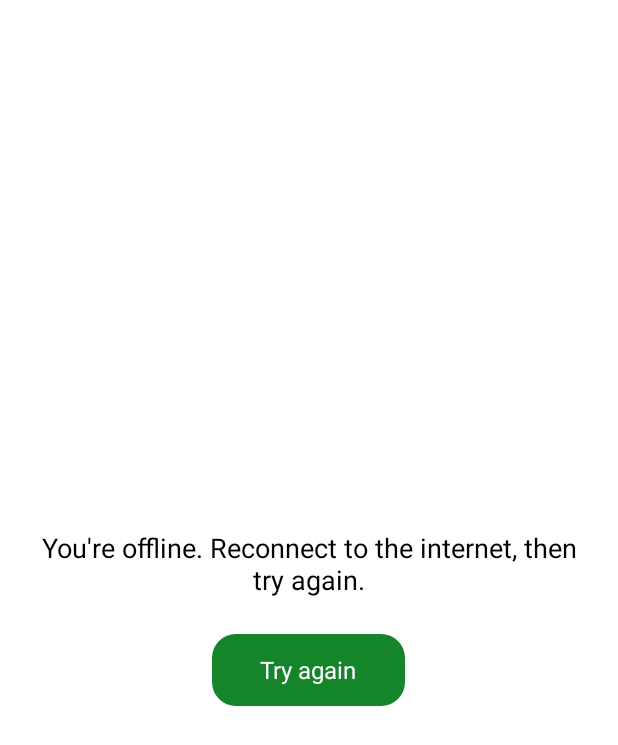
After one commit to maevsi/android, an Android app: the layout activity_offline.xml on its own in the app's theme, with its tools: preview values and no code run, on a phone screen of 412 x 824 dp. The commit adds this screen. Shown: the top 745 px of the screen. Run offline under Robolectric (Android 15) with nearby library versions, the phone set to English and light mode, and no system bars.

Commit message:
feat(offline): show a hint on a first launch without internet (#87)

```diff
--- a/app/src/main/AndroidManifest.xml
+++ b/app/src/main/AndroidManifest.xml
@@ -23,6 +23,7 @@
      the abbreviated format. -->
 <manifest xmlns:android="http://schemas.android.com/apk/res/android">
 
+    <uses-permission android:name="android.permission.ACCESS_NETWORK_STATE" />
     <uses-permission android:name="android.permission.POST_NOTIFICATIONS" />
 
     <application
--- /dev/null
+++ b/app/src/main/res/drawable/offline_retry_button.xml
@@ -0,0 +1,11 @@
+<?xml version="1.0" encoding="utf-8"?>
+<!-- mirrors the web app's action-primary and action-primary-hover colors -->
+<ripple xmlns:android="http://schemas.android.com/apk/res/android"
+    android:color="#117a23">
+    <item>
+        <shape android:shape="rectangle">
+            <corners android:radius="16dp" />
+            <solid android:color="#15852a" />
+        </shape>
+    </item>
+</ripple>
--- /dev/null
+++ b/app/src/main/res/layout/activity_offline.xml
@@ -0,0 +1,34 @@
+<?xml version="1.0" encoding="utf-8"?>
+<LinearLayout xmlns:android="http://schemas.android.com/apk/res/android"
+    android:layout_width="match_parent"
+    android:layout_height="match_parent"
+    android:background="@color/backgroundColor"
+    android:fitsSystemWindows="true"
+    android:gravity="center"
+    android:orientation="vertical">
+
+    <!-- margins instead of padding on the root, as fitsSystemWindows replaces that padding with the system bar insets -->
+    <TextView
+        android:id="@+id/offlineMessage"
+        android:layout_width="wrap_content"
+        android:layout_height="wrap_content"
+        android:layout_marginStart="24dp"
+        android:layout_marginEnd="24dp"
+        android:gravity="center"
+        android:text="@string/offlineMessage"
+        android:textColor="@color/offlineTextColor"
+        android:textSize="18sp" />
+
+    <Button
+        android:id="@+id/retryButton"
+        android:layout_width="wrap_content"
+        android:layout_height="wrap_content"
+        android:layout_marginTop="24dp"
+        android:background="@drawable/offline_retry_button"
+        android:minHeight="48dp"
+        android:paddingStart="32dp"
+        android:paddingEnd="32dp"
+        android:text="@string/offlineRetry"
+        android:textColor="#ffffff"
+        android:textSize="16sp" />
+</LinearLayout>
--- a/app/src/main/res/values-night/colors.xml
+++ b/app/src/main/res/values-night/colors.xml
@@ -2,4 +2,5 @@
 <resources>
     <!-- splash screen background, mirrors TwaManifest.themeColorDark in app/build.gradle.kts -->
     <color name="backgroundColor">#191911</color>
+    <color name="offlineTextColor">#ffffff</color>
 </resources>
--- a/app/src/main/res/values/colors.xml
+++ b/app/src/main/res/values/colors.xml
@@ -2,4 +2,5 @@
 <resources>
     <!-- splash screen background, mirrors TwaManifest.themeColor in app/build.gradle.kts -->
     <color name="backgroundColor">#ffffff</color>
+    <color name="offlineTextColor">#000000</color>
 </resources>
--- a/app/src/main/res/values/strings.xml
+++ b/app/src/main/res/values/strings.xml
@@ -58,4 +58,7 @@
         }
     }
   </string>
+
+  <string name="offlineMessage">You\'re offline. Reconnect to the internet, then try again.</string>
+  <string name="offlineRetry">Try again</string>
 </resources>
```
Also changed, not shown: app/src/main/java/si/maev/twa/LauncherActivity.kt (+63 -0 lines), 3 other files.
